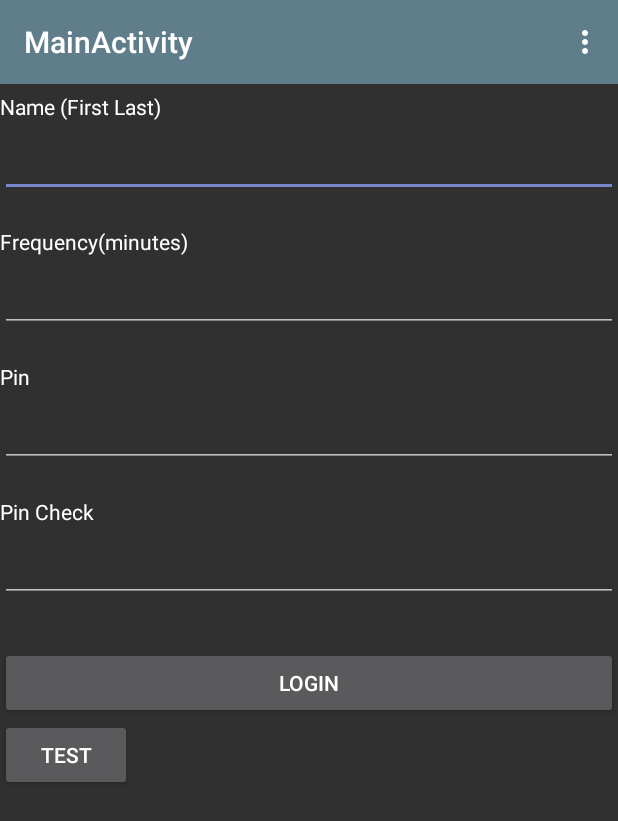
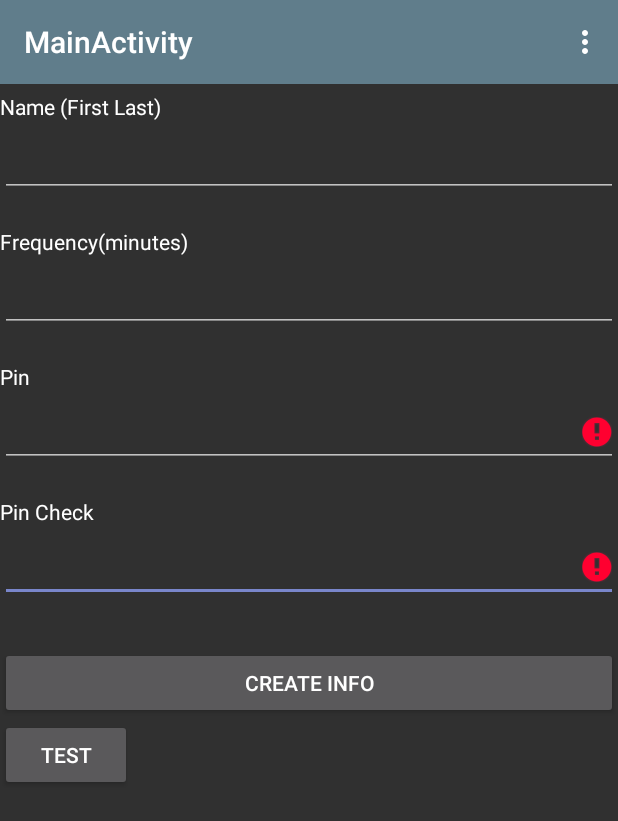
Before and after one commit to DiNear/BigBrother, an Android app: the screen it shows after launch (MainActivity), after a tap on "TEST", on a phone screen of 412 x 824 dp. Shown: the top 821 px of the screen. Run offline under Robolectric (Android 15) with nearby library versions, the phone set to English and light mode, and no system bars; 1 other tap on this screen came first.

Commit message:
Added working info stuffs

```diff
--- a/MyApplication/app/src/main/AndroidManifest.xml
+++ b/MyApplication/app/src/main/AndroidManifest.xml
@@ -11,7 +11,8 @@
         android:theme="@style/AppTheme" >
         <activity
             android:name=".MainActivity"
-            android:label="@string/title_activity_main" >
+            android:label="@string/title_activity_main"
+            android:screenOrientation="portrait">
             <intent-filter>
                 <action android:name="android.intent.action.MAIN" />
 
--- a/MyApplication/app/src/main/java/bigbrother/bigbrotherapp/MainActivity.java
+++ b/MyApplication/app/src/main/java/bigbrother/bigbrotherapp/MainActivity.java
@@ -8,6 +8,7 @@ import android.view.Menu;
 import android.view.MenuItem;
 import android.view.View;
 import android.widget.Button;
+import android.widget.EditText;
 
 import org.apache.http.HttpResponse;
 import org.apache.http.client.HttpClient;
@@ -27,6 +28,13 @@ public class MainActivity extends ActionBarActivity {
 
     private Toolbar toolbar;
     private Button button;
+    private EditText name;
+    private EditText frequency;
+    private EditText pin;
+    private EditText pin_check;
+    private Button submit_button;
+
+    public String [] ReturnArray = new String[3];
 
     @Override
     protected void onCreate(Bundle savedInstanceState) {
@@ -37,6 +45,11 @@ public class MainActivity extends ActionBarActivity {
         setSupportActionBar(toolbar);
 
         button = (Button) findViewById(R.id.button_test);
+        submit_button = (Button) findViewById(R.id.btnLogin);
+        pin = (EditText) findViewById(R.id.pin_text);
+        pin_check = (EditText) findViewById(R.id.pin_check_text);
+        name = (EditText) findViewById(R.id.name_text);
+        frequency = (EditText) findViewById(R.id.frequeny_text);
 
         button.setOnClickListener(new View.OnClickListener(){
             public void onClick(View v){
@@ -44,6 +57,31 @@ public class MainActivity extends ActionBarActivity {
 
             }
         });
+
+        submit_button.setOnClickListener(new View.OnClickListener() {
+            @Override
+            public void onClick(View v) {
+                if(pin.length() != 4){
+                    pin.setError("Pin should be 4 numbers");
+                    pin.requestFocus();
+                    if (pin.getText() != pin_check.getText()){
+                        pin_check.setError("Pin does not match");
+                        pin.requestFocus();
+                        pin_check.requestFocus();
+                    }
+                }else{
+                        ReturnArray[0] = name.getText().toString();
+                        ReturnArray[1] = frequency.getText().toString();
+                        ReturnArray[2] = pin.getText().toString();
+                    System.out.println(ReturnArray[0]);
+                    System.out.println(ReturnArray[1]);
+                    System.out.println(ReturnArray[2]);
+                    }
+                }
+
+        });
+
+
     }
 
     @Override
--- a/MyApplication/app/src/main/res/layout/activity_main.xml
+++ b/MyApplication/app/src/main/res/layout/activity_main.xml
@@ -24,6 +24,7 @@
             android:layout_marginTop="5dip"/>
 
         <EditText android:layout_width="fill_parent"
+            android:id="@+id/name_text"
             android:layout_height="wrap_content"
             android:layout_marginTop="5dip"
             android:layout_marginBottom="20dip"
@@ -35,6 +36,7 @@
             android:text="Frequency(minutes)"/>
 
         <EditText android:layout_width="fill_parent"
+            android:id="@+id/frequeny_text"
             android:layout_height="wrap_content"
             android:layout_marginTop="5dip"
             android:layout_marginBottom="20dip"
@@ -54,6 +56,7 @@
             android:singleLine="true"
             android:password="true"
             android:inputType="number"
+            android:id="@+id/pin_text"
             />
         <TextView android:layout_width="fill_parent"
             android:layout_height="wrap_content"
@@ -67,13 +70,14 @@
             android:singleLine="true"
             android:password="true"
             android:inputType="number"
+            android:id="@+id/pin_check_text"
             />
         <!-- Login button -->
         <Button android:id="@+id/btnLogin"
             android:layout_width="fill_parent"
             android:layout_height="wrap_content"
             android:layout_marginTop="10dip"
-            android:text="Login"/>
+            android:text="Create Info"/>
 
     </LinearLayout>
 
```
